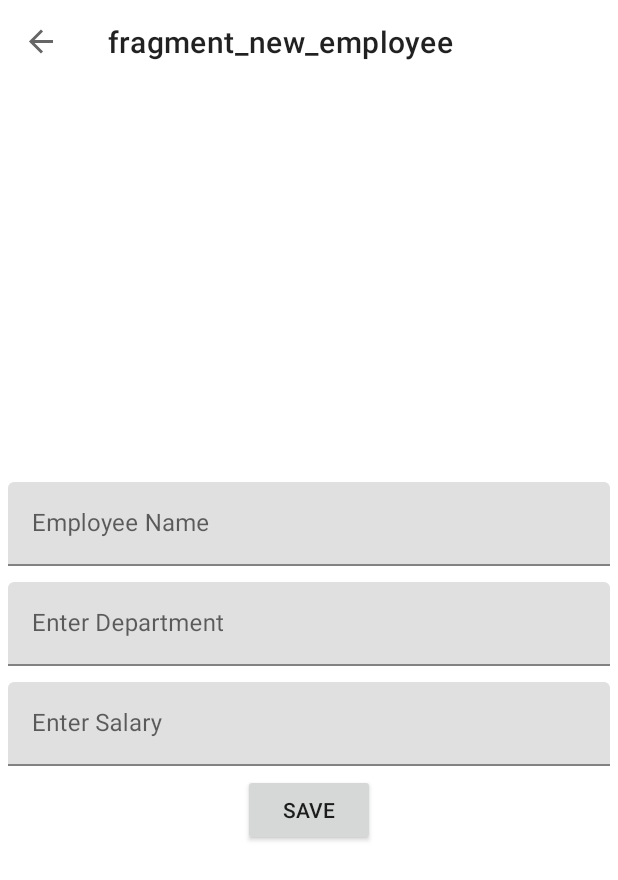
After one commit to Rishad-A-Pulok/Employee_Details_Firebase, an Android app: the NewEmployeeFragment screen opened through its navigation route, on a phone screen of 412 x 824 dp. The commit adds this screen. Shown: the top 880 px of the screen. Run offline under Robolectric (Android 15) with nearby library versions, the phone set to English and light mode, and no system bars; our stand-ins replace Firebase (no records; nobody signed in at launch, a user with empty details on screens opened directly), data binding, navigation-ui.

Commit message:
emp list and details added

```diff
--- a/app/src/main/java/com/example/firebasepractice/EmployeeListFragment.kt
+++ b/app/src/main/java/com/example/firebasepractice/EmployeeListFragment.kt
@@ -2,12 +2,20 @@ package com.example.firebasepractice
 
 import android.os.Bundle
 import android.view.*
+import android.widget.Toast
+import androidx.core.os.bundleOf
+import androidx.core.view.isVisible
 import androidx.fragment.app.Fragment
 import androidx.fragment.app.activityViewModels
 import androidx.navigation.fragment.findNavController
+import androidx.recyclerview.widget.LinearLayoutManager
+import com.example.firebasepractice.databinding.FragmentEmployeeListBinding
+import com.example.firebasepractice.databinding.FragmentNewEmployeeBinding
 
 class EmployeeListFragment : Fragment() {
     private val viewModel: EmployeeViewModel by activityViewModels()
+    private lateinit var binding: FragmentEmployeeListBinding
+
 
     override fun onCreate(savedInstanceState: Bundle?) {
         super.onCreate(savedInstanceState)
@@ -28,12 +36,34 @@ class EmployeeListFragment : Fragment() {
         inflater: LayoutInflater, container: ViewGroup?,
         savedInstanceState: Bundle?
     ): View? {
+        binding = FragmentEmployeeListBinding.inflate(inflater, container, false)
+        val adapter = EmployeeAdapter{
+            val bundle = bundleOf("id" to it)
+            findNavController().navigate(R.id.action_employeeListFragment_to_employeeDetailsFragment,bundle)
+        }
+        binding.empRV.layoutManager = LinearLayoutManager(activity)
+        binding.empRV.adapter = adapter
         viewModel.authLD.observe(viewLifecycleOwner){
             if(it == EmployeeViewModel.Auth.UNAUTHENTICATED){
                 findNavController().navigate(R.id.action_employeeListFragment_to_loginFragment)
             }
         }
-        // Inflate the layout for this fragment
-        return inflater.inflate(R.layout.fragment_employee_list, container, false)
+        viewModel.errMsgLD.observe(viewLifecycleOwner){
+            Toast.makeText(requireActivity(), it, Toast.LENGTH_SHORT).show()
+        }
+        viewModel.getAllEmployees().observe(viewLifecycleOwner){
+            Toast.makeText(requireActivity(), "${it.size}", Toast.LENGTH_SHORT).show()
+            if(it.isEmpty()){
+                binding.emtListMsgTV.visibility = View.VISIBLE
+            }
+            else{
+                binding.emtListMsgTV.visibility = View.GONE
+            }
+            adapter.submitList(it)
+        }
+        binding.addEmpBtn.setOnClickListener {
+            findNavController().navigate(R.id.action_employeeListFragment_to_newEmployeeFragment)
+        }
+        return binding.root
     }
 }
--- a/app/src/main/java/com/example/firebasepractice/EmployeeViewModel.kt
+++ b/app/src/main/java/com/example/firebasepractice/EmployeeViewModel.kt
@@ -1,12 +1,16 @@
 package com.example.firebasepractice
 
+import androidx.lifecycle.LiveData
 import androidx.lifecycle.MutableLiveData
 import androidx.lifecycle.ViewModel
 import com.google.firebase.auth.FirebaseAuth
 import com.google.firebase.auth.FirebaseUser
+import com.google.firebase.firestore.FirebaseFirestore
 import com.google.firebase.ktx.Firebase
 
 class EmployeeViewModel: ViewModel() {
+    private val collectionEmployee = "Employees"
+    private val db = FirebaseFirestore.getInstance()
     enum class Auth{
         AUTHENTICATED, UNAUTHENTICATED
     }
@@ -37,6 +41,47 @@ class EmployeeViewModel: ViewModel() {
             }
     }
 
+    fun insertEmployee(employee: Employee, callback: () -> Unit){
+        val docRef = db.collection(collectionEmployee).document()
+        employee.id = docRef.id
+        docRef.set(employee)
+            .addOnSuccessListener {
+                callback()
+            }
+            .addOnFailureListener {
+                errMsgLD.value = "could not add"
+            }
+    }
+    fun getAllEmployees(): LiveData<List<Employee>>{
+        val empListLD: MutableLiveData<List<Employee>> = MutableLiveData()
+        db.collection(collectionEmployee)
+            //.whereEqualTo("department","HR")
+            .addSnapshotListener { value, error ->
+                if(error != null){
+                    errMsgLD.value = error.localizedMessage
+                    return@addSnapshotListener
+                }
+                val tempList = mutableListOf<Employee>()
+                for(doc in value!!.documents){
+                    tempList.add(doc.toObject(Employee::class.java)!!)
+                }
+                empListLD.value = tempList
+            }
+        return empListLD
+    }
+    fun getEmployeeById(id: String): LiveData<Employee>{
+        val empLD: MutableLiveData<Employee> = MutableLiveData()
+        db.collection(collectionEmployee)
+            .document(id)
+            .addSnapshotListener { value, error ->
+                if(error != null){
+                    errMsgLD.value = error.localizedMessage
+                    return@addSnapshotListener
+                }
+                empLD.value = value!!.toObject(Employee::class.java)
+            }
+        return empLD
+    }
     fun logout(){
         if(user != null){
             fireAuth.signOut()
--- /dev/null
+++ b/app/src/main/java/com/example/firebasepractice/NewEmployeeFragment.kt
@@ -0,0 +1,41 @@
+package com.example.firebasepractice
+
+import android.os.Bundle
+import androidx.fragment.app.Fragment
+import android.view.LayoutInflater
+import android.view.View
+import android.view.ViewGroup
+import android.widget.Toast
+import androidx.fragment.app.activityViewModels
+import androidx.navigation.fragment.findNavController
+import com.example.firebasepractice.databinding.FragmentNewEmployeeBinding
+
+class NewEmployeeFragment : Fragment() {
+    private val viewModel: EmployeeViewModel by activityViewModels()
+    private lateinit var binding: FragmentNewEmployeeBinding
+
+    override fun onCreateView(
+        inflater: LayoutInflater, container: ViewGroup?,
+        savedInstanceState: Bundle?
+    ): View? {
+        binding = FragmentNewEmployeeBinding.inflate(inflater, container, false)
+        viewModel.errMsgLD.observe(viewLifecycleOwner){
+            Toast.makeText(requireActivity(), it, Toast.LENGTH_SHORT).show()
+        }
+        binding.saveBtn.setOnClickListener {
+            val name = binding.nameInputET.text.toString()
+            val dept = binding.deptInputET.text.toString()
+            val salary = binding.salaryInputET.text.toString()
+            //TODO: Validate info
+            val employee = Employee(
+                name = name,
+                department = dept,
+                salary = salary.toDouble(),
+            )
+            viewModel.insertEmployee(employee){
+                findNavController().popBackStack()
+            }
+        }
+        return binding.root
+    }
+}
--- /dev/null
+++ b/app/src/main/res/layout/fragment_new_employee.xml
@@ -0,0 +1,59 @@
+<?xml version="1.0" encoding="utf-8"?>
+<layout xmlns:android="http://schemas.android.com/apk/res/android"
+    xmlns:tools="http://schemas.android.com/tools">
+
+    <data>
+
+    </data>
+
+    <LinearLayout
+        android:layout_width="match_parent"
+        android:layout_height="match_parent"
+        android:orientation="vertical"
+        android:gravity="center"
+        tools:context=".NewEmployeeFragment">
+
+        <com.google.android.material.textfield.TextInputLayout
+            android:layout_width="match_parent"
+            android:layout_height="wrap_content"
+            android:layout_margin="5dp">
+
+            <com.google.android.material.textfield.TextInputEditText
+                android:id="@+id/nameInputET"
+                android:layout_width="match_parent"
+                android:layout_height="wrap_content"
+                android:hint="Employee Name" />
+        </com.google.android.material.textfield.TextInputLayout>
+
+        <com.google.android.material.textfield.TextInputLayout
+            android:layout_width="match_parent"
+            android:layout_height="wrap_content"
+            android:layout_margin="5dp">
+
+            <com.google.android.material.textfield.TextInputEditText
+                android:id="@+id/deptInputET"
+                android:layout_width="match_parent"
+                android:layout_height="wrap_content"
+                android:hint="Enter Department" />
+        </com.google.android.material.textfield.TextInputLayout>
+
+        <com.google.android.material.textfield.TextInputLayout
+            android:layout_width="match_parent"
+            android:layout_height="wrap_content"
+            android:layout_margin="5dp">
+
+            <com.google.android.material.textfield.TextInputEditText
+                android:id="@+id/salaryInputET"
+                android:layout_width="match_parent"
+                android:layout_height="wrap_content"
+                android:hint="Enter Salary"
+                android:inputType="number" />
+        </com.google.android.material.textfield.TextInputLayout>
+
+        <androidx.appcompat.widget.AppCompatButton
+            android:id="@+id/saveBtn"
+            android:layout_width="wrap_content"
+            android:layout_height="wrap_content"
+            android:text="Save" />
+    </LinearLayout>
+</layout>
--- a/app/src/main/res/navigation/nav_graph.xml
+++ b/app/src/main/res/navigation/nav_graph.xml
@@ -13,10 +13,26 @@
         <action
             android:id="@+id/action_employeeListFragment_to_loginFragment"
             app:destination="@id/loginFragment" />
+        <action
+            android:id="@+id/action_employeeListFragment_to_newEmployeeFragment"
+            app:destination="@id/newEmployeeFragment" />
+        <action
+            android:id="@+id/action_employeeListFragment_to_employeeDetailsFragment"
+            app:destination="@id/employeeDetailsFragment" />
     </fragment>
     <fragment
         android:id="@+id/loginFragment"
         android:name="com.example.firebasepractice.LoginFragment"
         android:label="Log In"
         tools:layout="@layout/fragment_login" />
+    <fragment
+        android:id="@+id/newEmployeeFragment"
+        android:name="com.example.firebasepractice.NewEmployeeFragment"
+        android:label="fragment_new_employee"
+        tools:layout="@layout/fragment_new_employee" />
+    <fragment
+        android:id="@+id/employeeDetailsFragment"
+        android:name="com.example.firebasepractice.EmployeeDetailsFragment"
+        android:label="fragment_employee_details"
+        tools:layout="@layout/fragment_employee_details" />
 </navigation>
```
Also changed, not shown: app/src/main/java/com/example/firebasepractice/Employee.kt (added, +9 -0 lines), app/src/main/java/com/example/firebasepractice/EmployeeAdapter.kt (added, +41 -0 lines), app/src/main/java/com/example/firebasepractice/EmployeeDetailsFragment.kt (added, +21 -0 lines), app/src/main/res/layout/employee_row.xml (added, +29 -0 lines), app/src/main/res/layout/fragment_employee_details.xml (added, +30 -0 lines), app/src/main/res/layout/fragment_employee_list.xml (+43 -9 lines).
